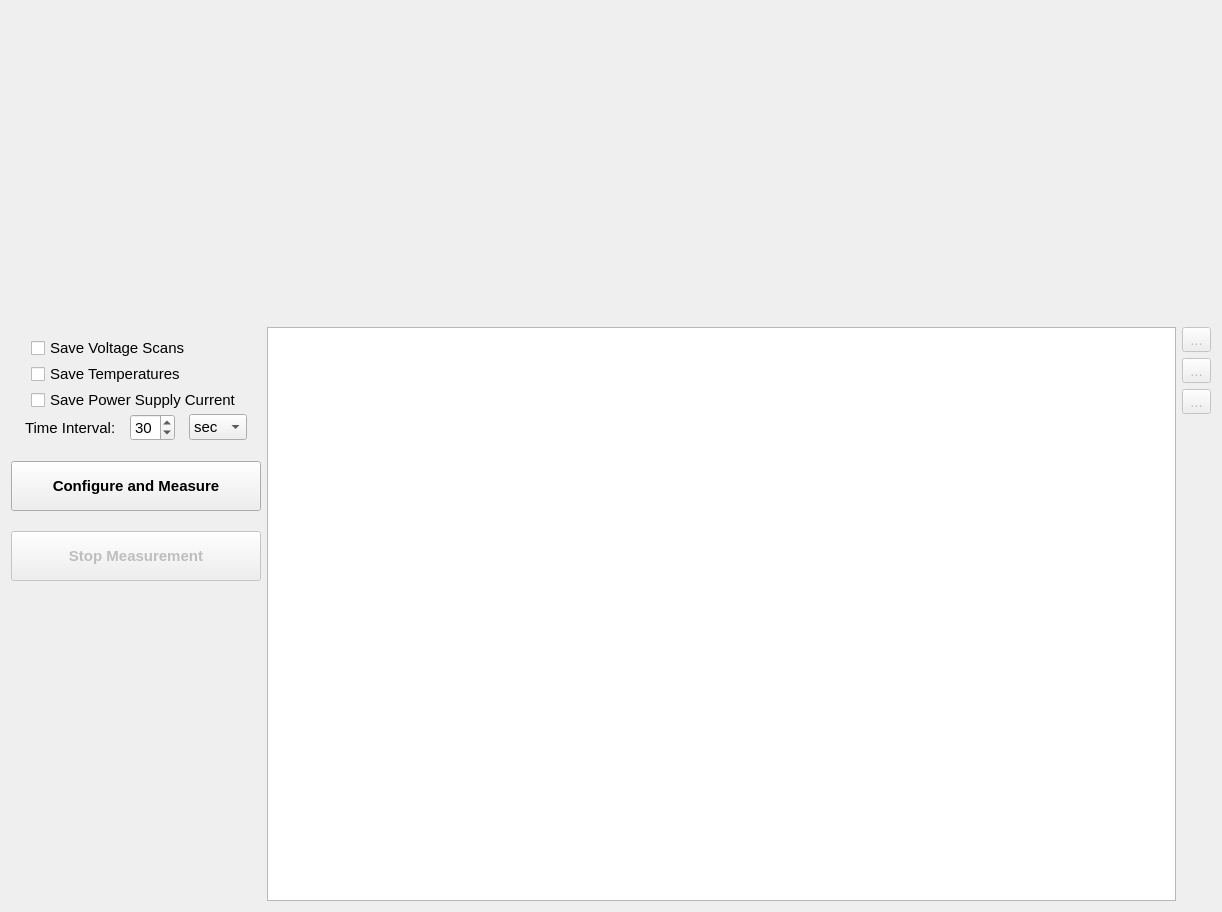
First picture: the form in hallbench/gui/ui/measurementwidget.ui, repository lnls-ima/hall-bench-control, before the edit.
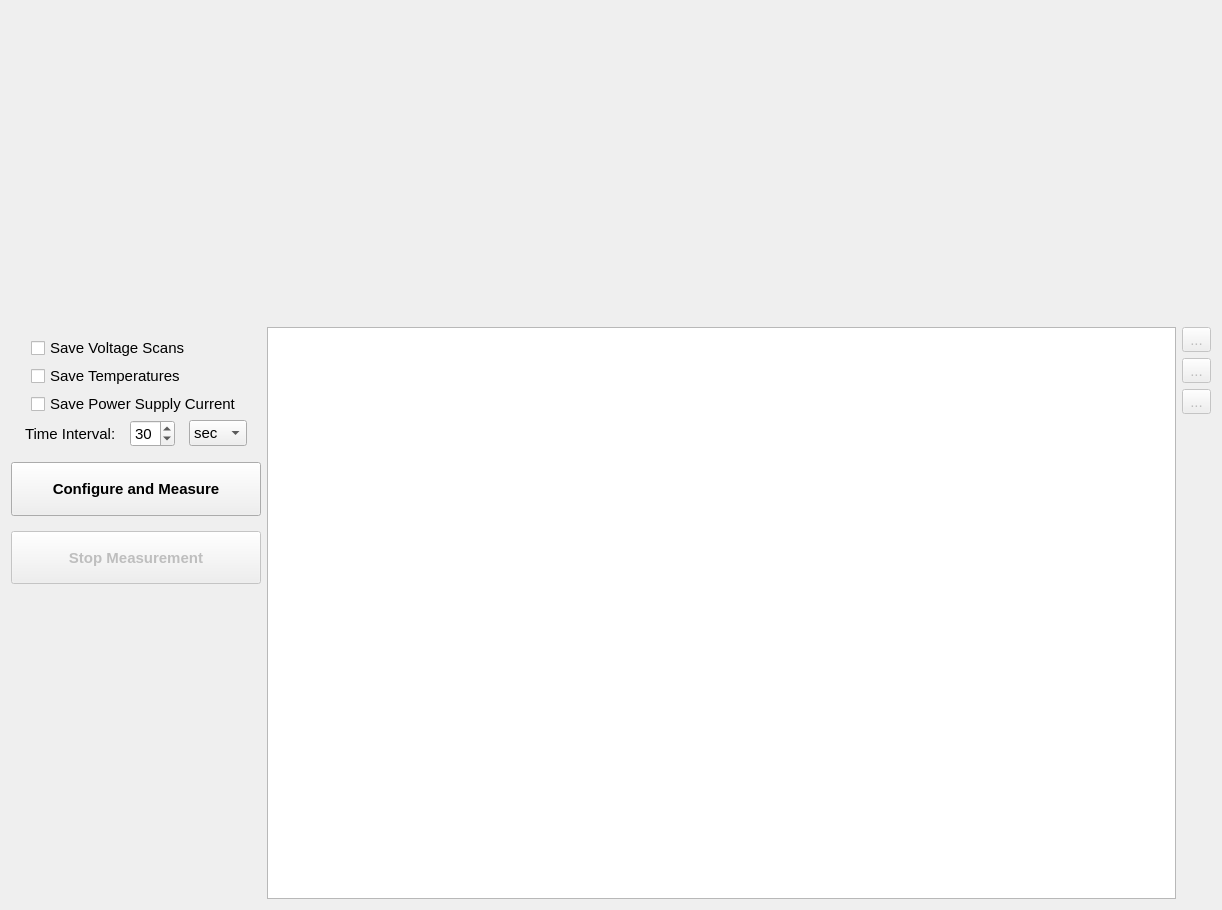
Second picture: the form after the edit. Icons and pictures are not drawn. Custom widgets are drawn as their Qt base class.

```diff
--- a/hallbench/gui/ui/measurementwidget.ui
+++ b/hallbench/gui/ui/measurementwidget.ui
@@ -38,7 +38,7 @@
    <item row="1" column="0">
     <layout class="QVBoxLayout" name="verticalLayout">
      <property name="spacing">
-      <number>20</number>
+      <number>15</number>
      </property>
      <property name="topMargin">
       <number>9</number>
@@ -52,7 +52,7 @@
         <number>0</number>
        </property>
        <property name="verticalSpacing">
-        <number>2</number>
+        <number>4</number>
        </property>
        <item row="1" column="1">
         <widget class="QCheckBox" name="save_temperature_chb">
```
